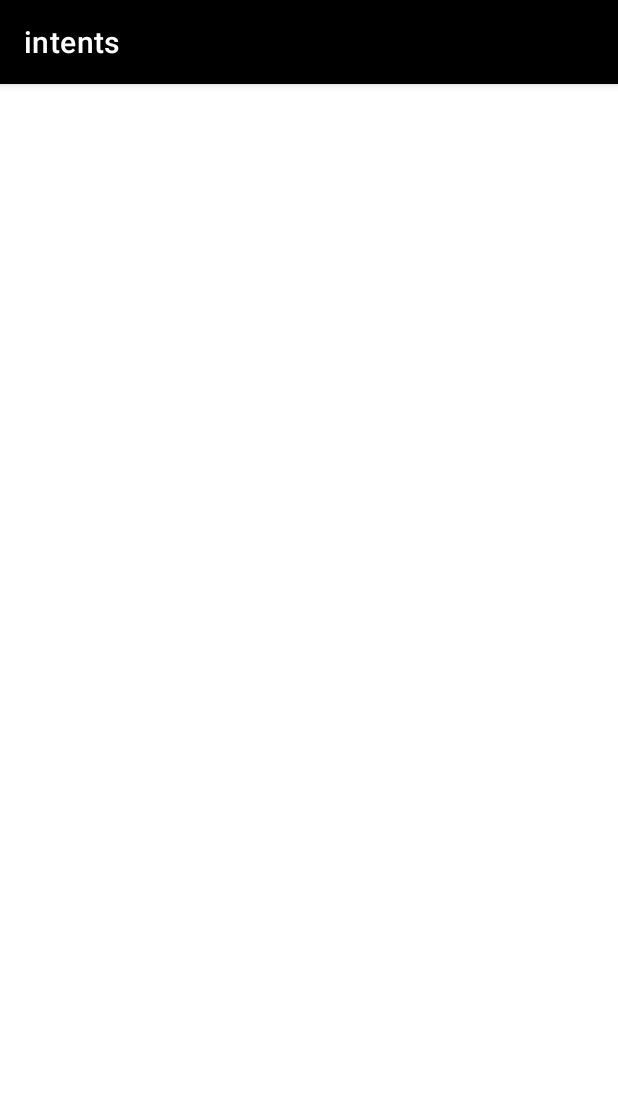
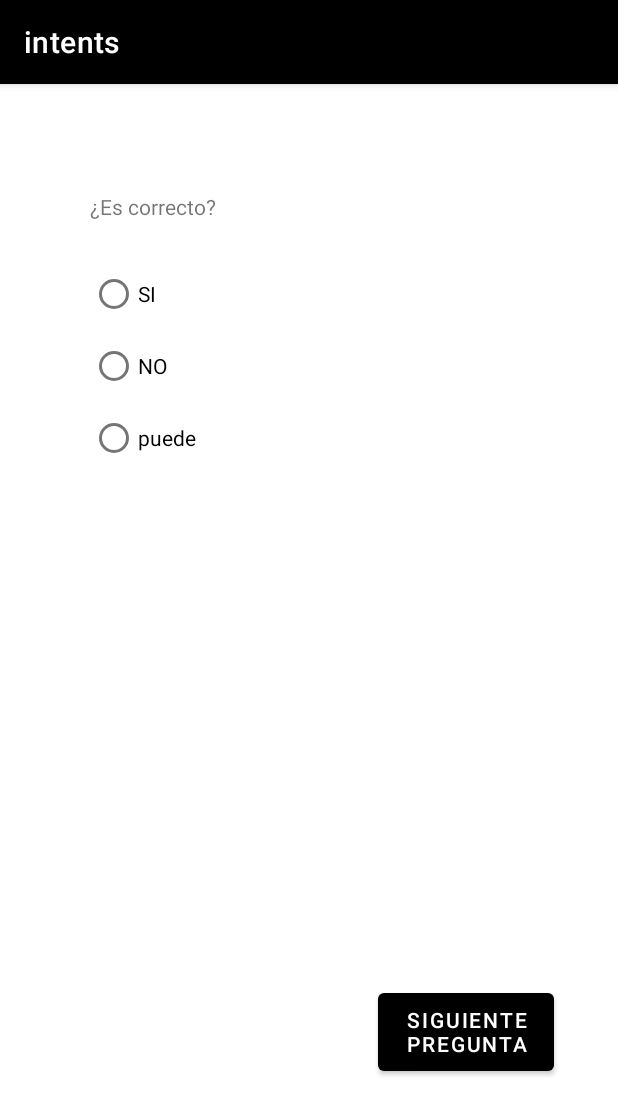
Before and after one commit to lord-47/AppLAB, an Android app: the P5 screen opened directly, with no data from a screen before it, on a phone screen of 412 x 824 dp. Shown: the top 1115 px of the screen. Run offline under Robolectric (Android 15) with nearby library versions, the phone set to English and light mode, and no system bars.

Commit message:
Esqueleto de las preguntas hecho.

```diff
--- a/app/src/main/java/com/example/intents/P3.java
+++ b/app/src/main/java/com/example/intents/P3.java
@@ -6,6 +6,7 @@ import android.content.Intent;
 import android.os.Bundle;
 import android.view.View;
 import android.widget.Button;
+import android.widget.ImageView;
 import android.widget.Toast;
 
 public class P3 extends AppCompatActivity {
@@ -18,7 +19,7 @@ public class P3 extends AppCompatActivity {
     }
 
     public void respuesta(View view) {
-        boolean pulsado = ((Button) view ).isClickable();
+        boolean pulsado = ((ImageView) view ).isClickable();
         if(! Contestado && pulsado) {
             if (view.getId() == R.id.imageButton2) {
                 Toast.makeText(this, "Correcto", Toast.LENGTH_SHORT).show();
--- a/app/src/main/res/layout/activity_p3.xml
+++ b/app/src/main/res/layout/activity_p3.xml
@@ -4,7 +4,6 @@
     xmlns:tools="http://schemas.android.com/tools"
     android:layout_width="match_parent"
     android:layout_height="match_parent"
-    android:onClick="respuesta"
     tools:context=".P3">
 
     <ImageButton
--- a/app/src/main/res/layout/activity_p5.xml
+++ b/app/src/main/res/layout/activity_p5.xml
@@ -6,4 +6,54 @@
     android:layout_height="match_parent"
     tools:context=".P5">
 
+    <RadioGroup
+        android:layout_width="244dp"
+        android:layout_height="353dp"
+        android:layout_marginStart="60dp"
+        android:layout_marginTop="116dp"
+        app:layout_constraintStart_toStartOf="parent"
+        app:layout_constraintTop_toTopOf="parent">
+
+        <RadioButton
+            android:id="@+id/radioButton5"
+            android:layout_width="match_parent"
+            android:layout_height="wrap_content"
+            android:onClick="respuesta"
+            android:text="SI" />
+
+        <RadioButton
+            android:id="@+id/radioButton6"
+            android:layout_width="match_parent"
+            android:layout_height="wrap_content"
+            android:text="NO"
+            tools:onClick="respuesta" />
+
+        <RadioButton
+            android:id="@+id/radioButton7"
+            android:layout_width="match_parent"
+            android:layout_height="wrap_content"
+            android:onClick="respuesta"
+            android:text="puede" />
+    </RadioGroup>
+
+    <Button
+        android:id="@+id/button6"
+        android:layout_width="117dp"
+        android:layout_height="64dp"
+        android:layout_marginStart="252dp"
+        android:layout_marginBottom="104dp"
+        android:onClick="Siguiente"
+        android:text="Siguiente pregunta"
+        app:layout_constraintBottom_toBottomOf="parent"
+        app:layout_constraintStart_toStartOf="parent" />
+
+    <TextView
+        android:id="@+id/textView5"
+        android:layout_width="250dp"
+        android:layout_height="25dp"
+        android:layout_marginStart="60dp"
+        android:layout_marginTop="72dp"
+        android:text="¿Es correcto?"
+        app:layout_constraintStart_toStartOf="parent"
+        app:layout_constraintTop_toTopOf="parent" />
 </androidx.constraintlayout.widget.ConstraintLayout>
```
Also changed, not shown: app/src/main/java/com/example/intents/P4.java (+22 -11 lines), app/src/main/java/com/example/intents/P5.java (+29 -1 lines), app/src/main/res/layout/activity_p4.xml (+13 -42 lines).
